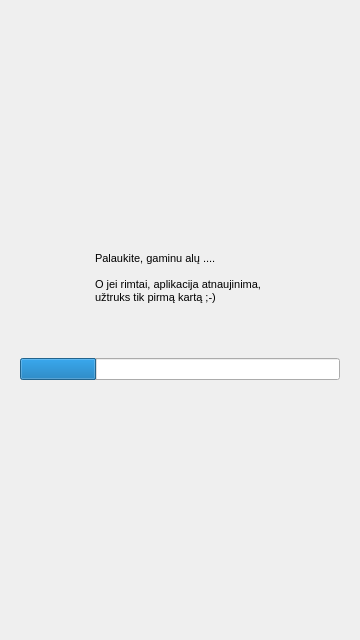
The window that nokia/AlausRadaras/waitdialog.ui (vincnetas/alaus-radaras) describes before a commit, drawn with Qt 5.
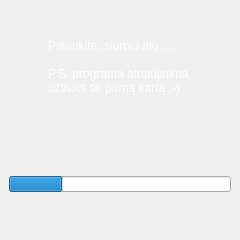
The same window after the commit. Icons and pictures are not drawn.

Patch:
```diff
--- a/nokia/AlausRadaras/waitdialog.ui
+++ b/nokia/AlausRadaras/waitdialog.ui
@@ -9,8 +9,8 @@
    <rect>
     <x>0</x>
     <y>0</y>
-    <width>360</width>
-    <height>640</height>
+    <width>240</width>
+    <height>240</height>
    </rect>
   </property>
   <property name="windowTitle">
@@ -20,7 +20,10 @@
    <iconset resource="Images.qrc">
     <normaloff>:/images/bok_title.png</normaloff>:/images/bok_title.png</iconset>
   </property>
-  <layout class="QVBoxLayout" name="verticalLayout">
+  <layout class="QVBoxLayout" name="verticalLayout" stretch="0,2,2,0,1,0">
+   <property name="margin">
+    <number>0</number>
+   </property>
    <item>
     <spacer name="verticalSpacer">
      <property name="orientation">
@@ -51,9 +54,24 @@
      </item>
      <item>
       <widget class="QLabel" name="label">
+       <property name="sizePolicy">
+        <sizepolicy hsizetype="Expanding" vsizetype="Expanding">
+         <horstretch>0</horstretch>
+         <verstretch>0</verstretch>
+        </sizepolicy>
+       </property>
        <property name="palette">
         <palette>
          <active>
+          <colorrole role="WindowText">
+           <brush brushstyle="SolidPattern">
+            <color alpha="255">
+             <red>255</red>
+             <green>255</green>
+             <blue>255</blue>
+            </color>
+           </brush>
+          </colorrole>
           <colorrole role="Text">
            <brush brushstyle="SolidPattern">
             <color alpha="255">
@@ -63,8 +81,26 @@
             </color>
            </brush>
           </colorrole>
+          <colorrole role="ButtonText">
+           <brush brushstyle="SolidPattern">
+            <color alpha="255">
+             <red>255</red>
+             <green>255</green>
+             <blue>255</blue>
+            </color>
+           </brush>
+          </colorrole>
          </active>
          <inactive>
+          <colorrole role="WindowText">
+           <brush brushstyle="SolidPattern">
+            <color alpha="255">
+             <red>255</red>
+             <green>255</green>
+             <blue>255</blue>
+            </color>
+           </brush>
+          </colorrole>
           <colorrole role="Text">
            <brush brushstyle="SolidPattern">
             <color alpha="255">
@@ -74,8 +110,26 @@
             </color>
            </brush>
           </colorrole>
+          <colorrole role="ButtonText">
+           <brush brushstyle="SolidPattern">
+            <color alpha="255">
+             <red>255</red>
+             <green>255</green>
+             <blue>255</blue>
+            </color>
+           </brush>
+          </colorrole>
          </inactive>
          <disabled>
+          <colorrole role="WindowText">
+           <brush brushstyle="SolidPattern">
+            <color alpha="255">
+             <red>106</red>
+             <green>104</green>
+             <blue>100</blue>
+            </color>
+           </brush>
+          </colorrole>
           <colorrole role="Text">
            <brush brushstyle="SolidPattern">
             <color alpha="255">
@@ -85,19 +139,26 @@
             </color>
            </brush>
           </colorrole>
+          <colorrole role="ButtonText">
+           <brush brushstyle="SolidPattern">
+            <color alpha="255">
+             <red>106</red>
+             <green>104</green>
+             <blue>100</blue>
+            </color>
+           </brush>
+          </colorrole>
          </disabled>
         </palette>
        </property>
        <property name="text">
-        <string>&lt;!DOCTYPE HTML PUBLIC &quot;-//W3C//DTD HTML 4.0//EN&quot; &quot;http://www.w3.org/TR/REC-html40/strict.dtd&quot;&gt;
-&lt;html&gt;&lt;head&gt;&lt;meta name=&quot;qrichtext&quot; content=&quot;1&quot; /&gt;&lt;style type=&quot;text/css&quot;&gt;
-p, li { white-space: pre-wrap; }
-&lt;/style&gt;&lt;/head&gt;&lt;body style=&quot; font-family:'MS Shell Dlg 2'; font-size:8.25pt; font-weight:400; font-style:normal;&quot;&gt;
-&lt;p style=&quot; margin-top:0px; margin-bottom:0px; margin-left:0px; margin-right:0px; -qt-block-indent:0; text-indent:0px;&quot;&gt;&lt;span style=&quot; font-size:8pt;&quot;&gt;Palaukite, gaminu alų ....&lt;/span&gt;&lt;/p&gt;
-&lt;p style=&quot;-qt-paragraph-type:empty; margin-top:0px; margin-bottom:0px; margin-left:0px; margin-right:0px; -qt-block-indent:0; text-indent:0px; font-size:8pt;&quot;&gt;&lt;/p&gt;
-&lt;p style=&quot; margin-top:0px; margin-bottom:0px; margin-left:0px; margin-right:0px; -qt-block-indent:0; text-indent:0px;&quot;&gt;&lt;span style=&quot; font-size:8pt;&quot;&gt;O jei rimtai, aplikacija atnaujinima, &lt;/span&gt;&lt;/p&gt;
-&lt;p style=&quot; margin-top:0px; margin-bottom:0px; margin-left:0px; margin-right:0px; -qt-block-indent:0; text-indent:0px;&quot;&gt;&lt;span style=&quot; font-size:8pt;&quot;&gt;užtruks tik pirmą kartą ;-)&lt;/span&gt;&lt;/p&gt;
-&lt;p style=&quot;-qt-paragraph-type:empty; margin-top:0px; margin-bottom:0px; margin-left:0px; margin-right:0px; -qt-block-indent:0; text-indent:0px; font-size:8pt;&quot;&gt;&lt;/p&gt;&lt;/body&gt;&lt;/html&gt;</string>
+        <string>Palaukite, siurbiu alų ....
+
+P.S. programa atnaujinima, 
+užtruks tik pirmą kartą ;-)</string>
+       </property>
+       <property name="textFormat">
+        <enum>Qt::PlainText</enum>
        </property>
        <property name="wordWrap">
         <bool>true</bool>
@@ -136,6 +197,12 @@
      </item>
      <item>
       <widget class="QLabel" name="label_2">
+       <property name="sizePolicy">
+        <sizepolicy hsizetype="Expanding" vsizetype="Expanding">
+         <horstretch>0</horstretch>
+         <verstretch>0</verstretch>
+        </sizepolicy>
+       </property>
        <property name="text">
         <string/>
        </property>
@@ -159,6 +226,19 @@
      </item>
     </layout>
    </item>
+   <item>
+    <spacer name="verticalSpacer_3">
+     <property name="orientation">
+      <enum>Qt::Vertical</enum>
+     </property>
+     <property name="sizeHint" stdset="0">
+      <size>
+       <width>20</width>
+       <height>40</height>
+      </size>
+     </property>
+    </spacer>
+   </item>
    <item>
     <widget class="QWidget" name="widget" native="true">
      <layout class="QHBoxLayout" name="horizontalLayout_3">
@@ -166,6 +246,12 @@
        <layout class="QHBoxLayout" name="movieLayout">
         <item>
          <widget class="QProgressBar" name="progressBar">
+          <property name="sizePolicy">
+           <sizepolicy hsizetype="Expanding" vsizetype="Expanding">
+            <horstretch>0</horstretch>
+            <verstretch>0</verstretch>
+           </sizepolicy>
+          </property>
           <property name="value">
            <number>24</number>
           </property>
```
